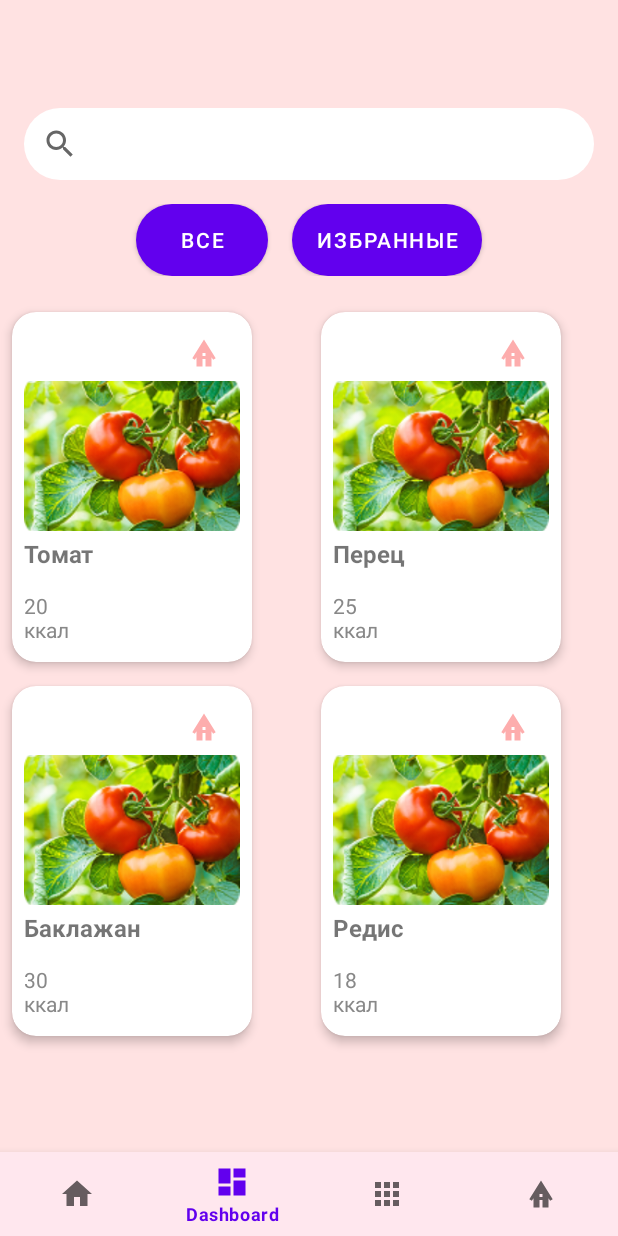
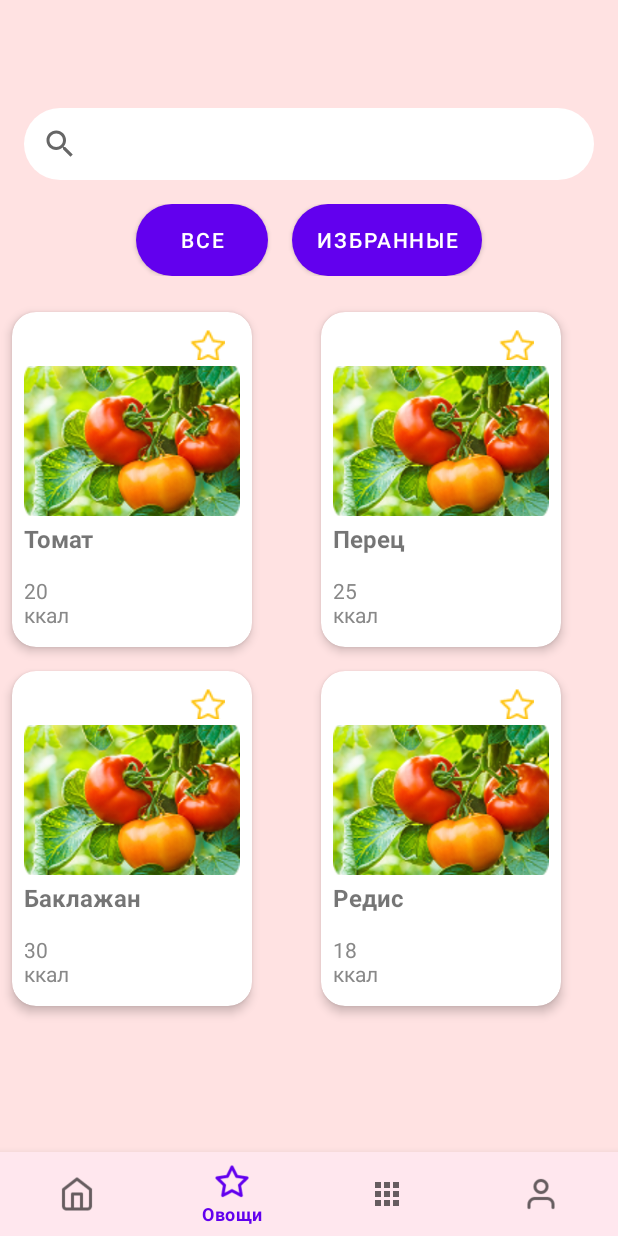
Before and after one commit to baskak56/sadik, an Android app: the DashboardFragment screen opened through its navigation route, on a phone screen of 412 x 824 dp. Run offline under Robolectric (Android 15) with nearby library versions, the phone set to English and light mode, and no system bars; our stand-ins replace Room's generated code, navigation-ui; libraries missing offline, so code that uses them is left out: com.prolificinteractive.materialcalendarview; 3 statements that could not run were skipped.

Commit message:
добавление векторных иконок

```diff
--- a/app/src/main/java/com/example/myapplication/ui/dashboard/ItemAdapter.kt
+++ b/app/src/main/java/com/example/myapplication/ui/dashboard/ItemAdapter.kt
@@ -44,7 +44,7 @@ class ItemAdapter(
 
         holder.btnFavorite.setImageResource(
             if (item.favorite) R.drawable.ic_home_black_24dp
-            else R.drawable.baseline_bungalow_24
+            else R.drawable.starcardlogo
         )
 
         holder.itemView.setOnClickListener {
--- a/app/src/main/res/layout/item_layout.xml
+++ b/app/src/main/res/layout/item_layout.xml
@@ -21,15 +21,15 @@
 
             <ImageButton
                 android:id="@+id/btnFavorite"
-                android:layout_width="wrap_content"
-                android:layout_height="30dp"
+                android:layout_width="35dp"
+                android:layout_height="20dp"
                 android:layout_gravity="end|top"
                 android:layout_margin="4dp"
                 android:background="?attr/selectableItemBackgroundBorderless"
                 android:contentDescription="Избранное"
                 android:padding="8dp"
-                android:src="@drawable/baseline_bungalow_24"
-                app:tint="#FDADAD" />
+                android:src="@drawable/starcardlogo"
+                app:tint="#FFC107" />
 
             <ImageView
                 android:id="@+id/imageView"
--- a/app/src/main/res/menu/bottom_nav_menu.xml
+++ b/app/src/main/res/menu/bottom_nav_menu.xml
@@ -3,13 +3,13 @@
 
     <item
         android:id="@+id/navigation_home"
-        android:icon="@drawable/ic_home_black_24dp"
-        android:title="@string/title_home" />
+        android:icon="@drawable/homelogo"
+        android:title="Дом" />
 
     <item
         android:id="@+id/navigation_dashboard"
-        android:icon="@drawable/ic_dashboard_black_24dp"
-        android:title="@string/title_dashboard" />
+        android:icon="@drawable/starlogo"
+        android:title="Овощи" />
 
     <item
         android:id="@+id/navigation_notifications"
@@ -19,6 +19,6 @@
     <!-- Добавляем пункт для Profile -->
     <item
     android:id="@+id/navigation_profile"
-    android:icon="@drawable/baseline_bungalow_24"
-    android:title="Profile" />
+    android:icon="@drawable/profilelogo"
+    android:title="Профиль" />
 </menu>
```
Also changed, not shown: app/src/main/res/drawable/ff.png (added), app/src/main/res/drawable/fulstarcardlogo.png (added), app/src/main/res/drawable/homelogo.png (added), app/src/main/res/drawable/profilelogo.png (added), app/src/main/res/drawable/starcardlogo.png (added), app/src/main/res/drawable/starlogo.png (added), app/src/main/res/drawable/tomatologo.png (added).
